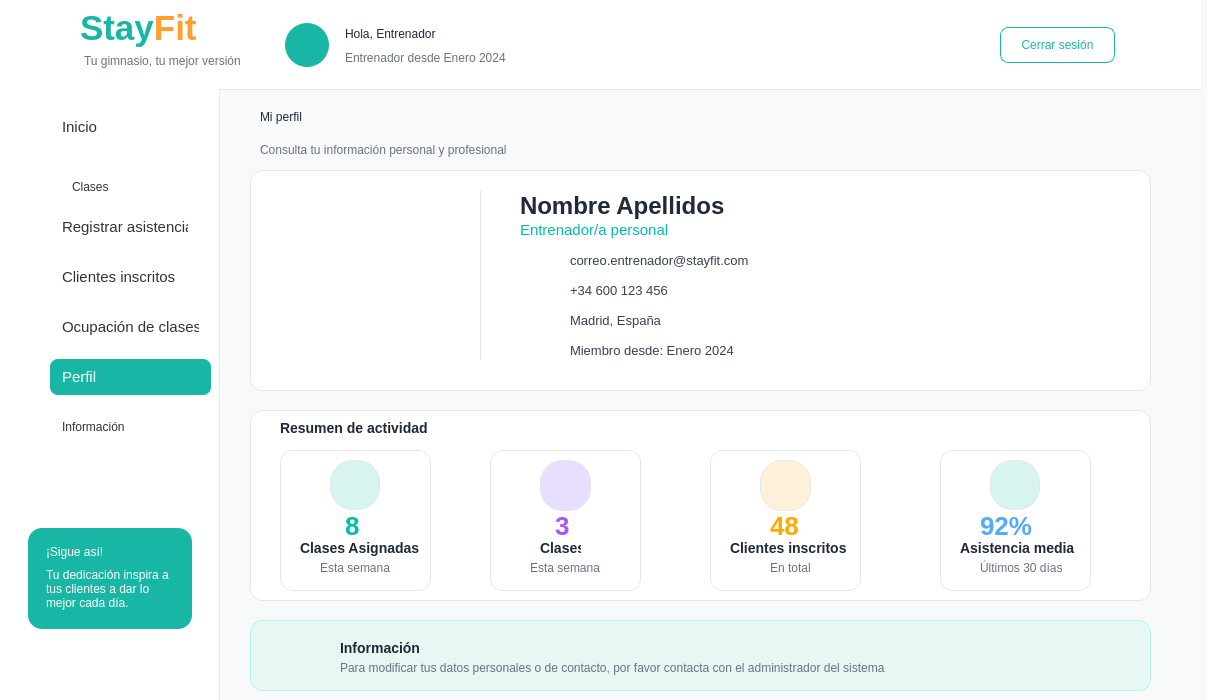
smonts01/Ingenieria-del-software, file Proyecto/src/vista/Ui/interfaz_entrenador_perfil.ui: the form before one commit.
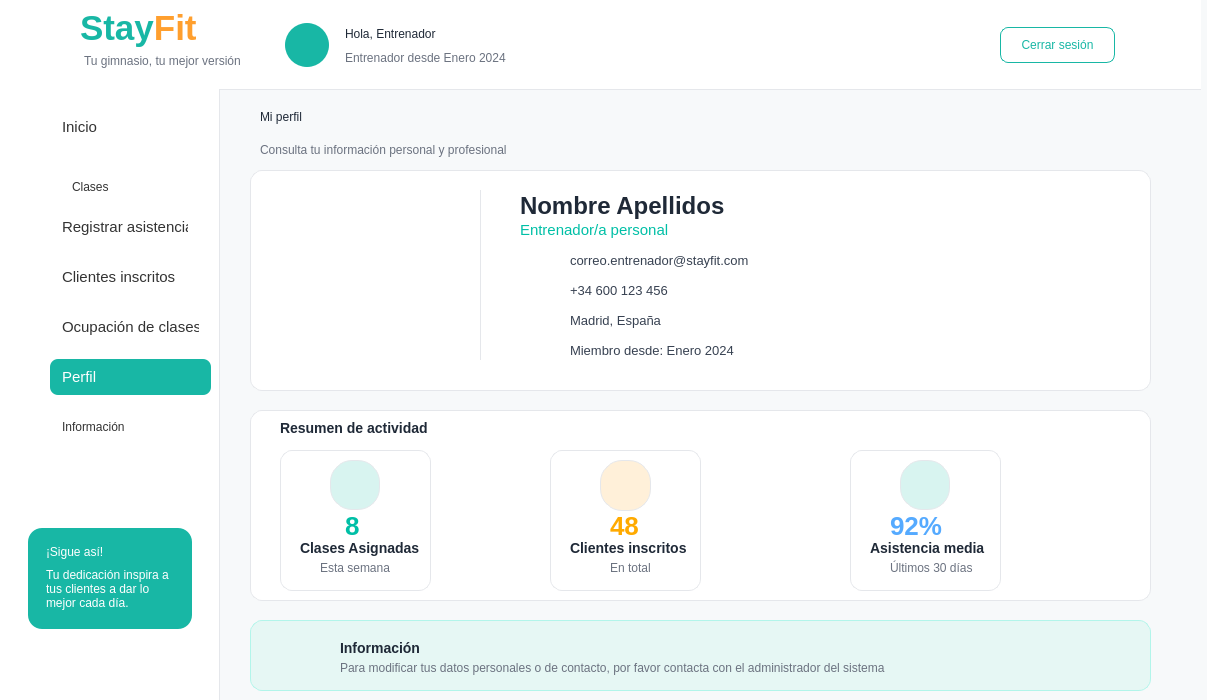
The form after the commit. Icons and pictures are not drawn.

Commit message: entrenador controlar logica y ui arreglasdas imagenes

Patch:
```diff
--- a/Proyecto/src/vista/Ui/interfaz_entrenador_perfil.ui
+++ b/Proyecto/src/vista/Ui/interfaz_entrenador_perfil.ui
@@ -1127,130 +1127,10 @@
        </property>
       </widget>
      </widget>
-     <widget class="QFrame" name="frame_4">
-      <property name="geometry">
-       <rect>
-        <x>240</x>
-        <y>40</y>
-        <width>151</width>
-        <height>141</height>
-       </rect>
-      </property>
-      <property name="frameShape">
-       <enum>QFrame::StyledPanel</enum>
-      </property>
-      <property name="frameShadow">
-       <enum>QFrame::Raised</enum>
-      </property>
-      <widget class="QLabel" name="label_28">
-       <property name="geometry">
-        <rect>
-         <x>55</x>
-         <y>20</y>
-         <width>40</width>
-         <height>31</height>
-        </rect>
-       </property>
-       <property name="styleSheet">
-        <string notr="true">image:url(./src/vista/imagenes/calendario.png);
-background:transparent;
-border:None</string>
-       </property>
-       <property name="text">
-        <string/>
-       </property>
-      </widget>
-      <widget class="QLabel" name="label_Num_Clases_Hoy">
-       <property name="geometry">
-        <rect>
-         <x>65</x>
-         <y>60</y>
-         <width>21</width>
-         <height>31</height>
-        </rect>
-       </property>
-       <property name="styleSheet">
-        <string notr="true">QLabel {
-    background: transparent;
-    border: none;
-    color: rgb(170, 85, 255);
-    font-size: 26px;
-    font-weight: bold;
-}</string>
-       </property>
-       <property name="text">
-        <string>3</string>
-       </property>
-      </widget>
-      <widget class="QLabel" name="label_29">
-       <property name="geometry">
-        <rect>
-         <x>50</x>
-         <y>90</y>
-         <width>41</width>
-         <height>16</height>
-        </rect>
-       </property>
-       <property name="styleSheet">
-        <string notr="true">QLabel {
-    background: transparent;
-    border: none;
-    color: #1F2937;
-    font-size: 14px;
-    font-weight: bold;
-}</string>
-       </property>
-       <property name="text">
-        <string>Clases </string>
-       </property>
-      </widget>
-      <widget class="QLabel" name="label_30">
-       <property name="geometry">
-        <rect>
-         <x>40</x>
-         <y>110</y>
-         <width>101</width>
-         <height>16</height>
-        </rect>
-       </property>
-       <property name="styleSheet">
-        <string notr="true">QLabel {
-    background: transparent;
-    border: none;
-    color: #6B7280;
-    font-size: 12px;
-}</string>
-       </property>
-       <property name="text">
-        <string>Esta semana</string>
-       </property>
-      </widget>
-      <widget class="QLabel" name="lblIconCal">
-       <property name="geometry">
-        <rect>
-         <x>50</x>
-         <y>10</y>
-         <width>51</width>
-         <height>51</height>
-        </rect>
-       </property>
-       <property name="styleSheet">
-        <string notr="true">background-color:#E8DEFF; border-radius:22px; font:17pt &quot;Segoe UI Emoji&quot;;</string>
-       </property>
-       <property name="text">
-        <string/>
-       </property>
-      </widget>
-      <zorder>lblIconCal</zorder>
-      <zorder>label_28</zorder>
-      <zorder>label_Num_Clases_Hoy</zorder>
-      <zorder>label_29</zorder>
-      <zorder>label_30</zorder>
-     </widget>
      <widget class="QFrame" name="frame_5">
       <property name="geometry">
        <rect>
-        <x>460</x>
+        <x>300</x>
         <y>40</y>
         <width>151</width>
         <height>141</height>
@@ -1370,7 +1250,7 @@
      <widget class="QFrame" name="frame_6">
       <property name="geometry">
        <rect>
-        <x>690</x>
+        <x>600</x>
         <y>40</y>
         <width>151</width>
         <height>141</height>
```
Left out of the diff: 13 changed lines with no effect on the pictures. The commit also changes 29 other files.
